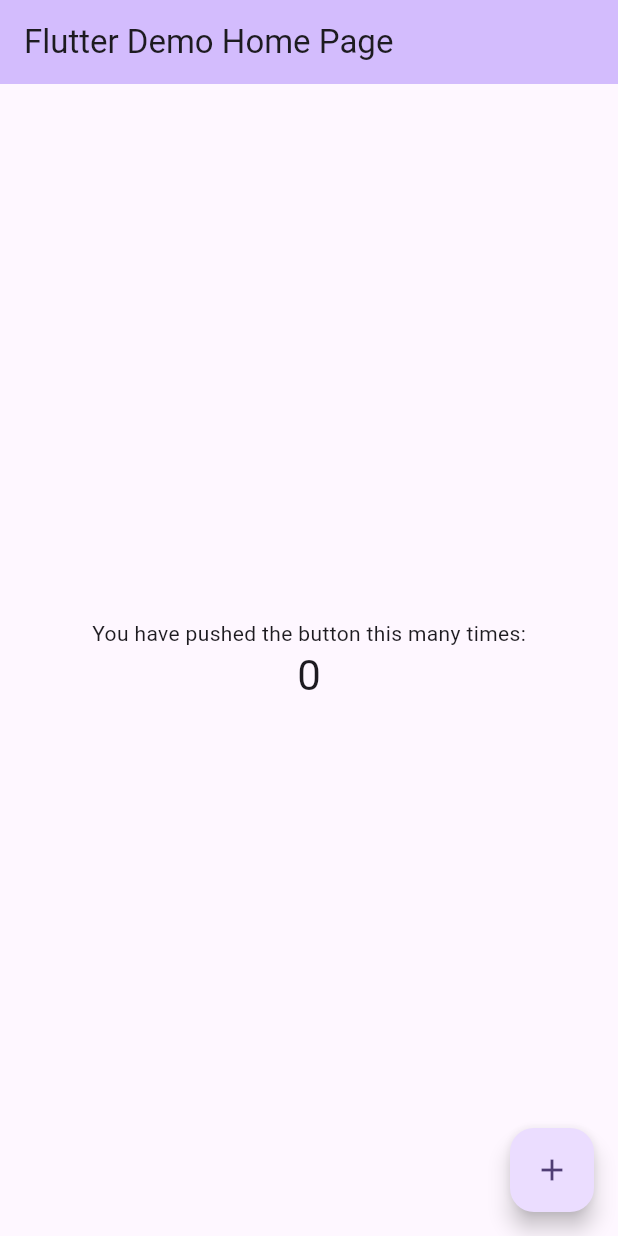
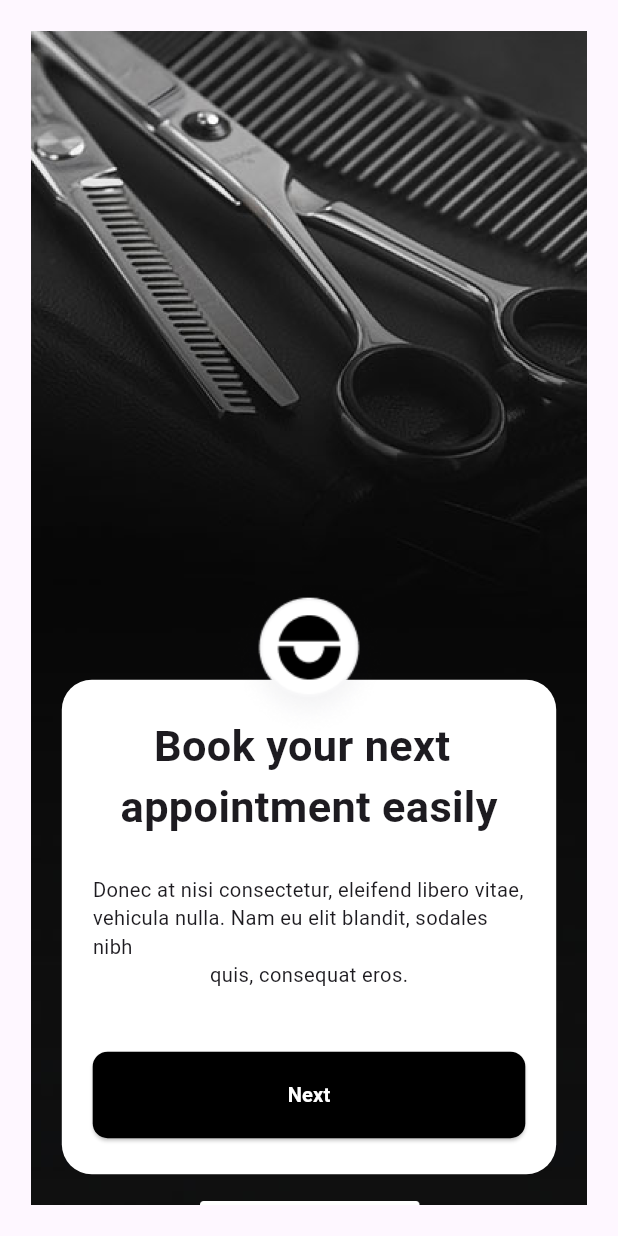
Before and after one commit to princymiracle/task2, a Flutter app: the screen it shows after launch, on a phone screen of 412 x 824 dp. Run offline on Flutter 3.47's test engine with Material 3 defaults, Android fonts, the phone set to English and light mode, and no system bars; our stand-ins replace responsive_sizer.

Commit message:
init commit

```diff
--- a/lib/main.dart
+++ b/lib/main.dart
@@ -1,4 +1,7 @@
 import 'package:flutter/material.dart';
+import 'package:responsive_sizer/responsive_sizer.dart';
+import 'package:task2/screens/first_screen.dart';
+import 'package:task2/screens/second_screen.dart';
 
 void main() {
   runApp(const MyApp());
@@ -7,46 +10,27 @@ void main() {
 class MyApp extends StatelessWidget {
   const MyApp({super.key});
 
-  // This widget is the root of your application.
   @override
   Widget build(BuildContext context) {
-    return MaterialApp(
-      title: 'Flutter Demo',
-      theme: ThemeData(
-        // This is the theme of your application.
-        //
-        // TRY THIS: Try running your application with "flutter run". You'll see
-        // the application has a purple toolbar. Then, without quitting the app,
-        // try changing the seedColor in the colorScheme below to Colors.green
-        // and then invoke "hot reload" (save your changes or press the "hot
-        // reload" button in a Flutter-supported IDE, or press "r" if you used
-        // the command line to start the app).
-        //
-        // Notice that the counter didn't reset back to zero; the application
-        // state is not lost during the reload. To reset the state, use hot
-        // restart instead.
-        //
-        // This works for code too, not just values: Most code changes can be
-        // tested with just a hot reload.
-        colorScheme: ColorScheme.fromSeed(seedColor: Colors.deepPurple),
-        useMaterial3: true,
-      ),
-      home: const MyHomePage(title: 'Flutter Demo Home Page'),
+    return ResponsiveSizer(
+      builder: (context, orientation, screenType) {
+        return MaterialApp(
+          title: 'Responsive Sizer Example',
+          debugShowCheckedModeBanner: false,
+          theme: ThemeData(
+            primarySwatch: Colors.blue,
+          ),
+          home: firstScrren(),
+        );
+      },
+      maxTabletWidth: 900, // Optional
     );
+
   }
 }
 
 class MyHomePage extends StatefulWidget {
   const MyHomePage({super.key, required this.title});
-
-  // This widget is the home page of your application. It is stateful, meaning
-  // that it has a State object (defined below) that contains fields that affect
-  // how it looks.
-
-  // This class is the configuration for the state. It holds the values (in this
-  // case the title) provided by the parent (in this case the App widget) and
-  // used by the build method of the State. Fields in a Widget subclass are
-  // always marked "final".
 
   final String title;
 
@@ -59,50 +43,20 @@ class _MyHomePageState extends State<MyHomePage> {
 
   void _incrementCounter() {
     setState(() {
-      // This call to setState tells the Flutter framework that something has
-      // changed in this State, which causes it to rerun the build method below
-      // so that the display can reflect the updated values. If we changed
-      // _counter without calling setState(), then the build method would not be
-      // called again, and so nothing would appear to happen.
       _counter++;
     });
   }
 
   @override
   Widget build(BuildContext context) {
-    // This method is rerun every time setState is called, for instance as done
-    // by the _incrementCounter method above.
-    //
-    // The Flutter framework has been optimized to make rerunning build methods
-    // fast, so that you can just rebuild anything that needs updating rather
-    // than having to individually change instances of widgets.
     return Scaffold(
       appBar: AppBar(
-        // TRY THIS: Try changing the color here to a specific color (to
-        // Colors.amber, perhaps?) and trigger a hot reload to see the AppBar
-        // change color while the other colors stay the same.
         backgroundColor: Theme.of(context).colorScheme.inversePrimary,
-        // Here we take the value from the MyHomePage object that was created by
-        // the App.build method, and use it to set our appbar title.
         title: Text(widget.title),
       ),
       body: Center(
-        // Center is a layout widget. It takes a single child and positions it
-        // in the middle of the parent.
         child: Column(
-          // Column is also a layout widget. It takes a list of children and
-          // arranges them vertically. By default, it sizes itself to fit its
-          // children horizontally, and tries to be as tall as its parent.
-          //
-          // Column has various properties to control how it sizes itself and
-          // how it positions its children. Here we use mainAxisAlignment to
-          // center the children vertically; the main axis here is the vertical
-          // axis because Columns are vertical (the cross axis would be
-          // horizontal).
-          //
-          // TRY THIS: Invoke "debug painting" (choose the "Toggle Debug Paint"
-          // action in the IDE, or press "p" in the console), to see the
-          // wireframe for each widget.
+
           mainAxisAlignment: MainAxisAlignment.center,
           children: <Widget>[
             const Text(
--- /dev/null
+++ b/lib/screens/first_screen.dart
@@ -0,0 +1,130 @@
+import 'package:flutter/cupertino.dart';
+import 'package:flutter/material.dart';
+import 'package:responsive_sizer/responsive_sizer.dart';
+import 'package:task2/screens/second_screen.dart';
+
+class firstScrren extends StatefulWidget {
+  const firstScrren({super.key});
+
+  @override
+  State<firstScrren> createState() => _firstScrrenState();
+}
+
+class _firstScrrenState extends State<firstScrren> {
+  @override
+  Widget build(BuildContext context) {
+    return Scaffold(
+      body: SafeArea(
+        child: Container(
+          padding: EdgeInsets.all(5.w),
+          child: Stack(
+            alignment: Alignment.bottomCenter,
+            children: [
+              // Image(image: AssetImage('assets/images/background1.png',))
+              Image.asset(
+                'assets/images/background1.png',
+                width: double.infinity,
+                fit: BoxFit.cover,
+              ),
+              Positioned(
+                child: Padding(
+                  padding: EdgeInsets.all(5.w),
+                  child: Stack(
+                    children: [
+                      Align(
+                        alignment: Alignment.bottomCenter,
+                        child: Container(
+                          padding: EdgeInsets.all(5.w),
+                          decoration: BoxDecoration(
+                            borderRadius: BorderRadius.circular(20.0),
+                            color: Colors.white,
+                          ),
+                          margin: EdgeInsets.only(top: 60),
+                          alignment: Alignment.topCenter,
+                          height: 40.h,
+                          width: 82.w,
+                          child: Column(
+                            mainAxisAlignment: MainAxisAlignment.center,
+                            children: [
+                              Center(
+                                child: Text(
+                                  "   Book your next"
+                                  "\n"
+                                  "appointment easily",
+                                  style: TextStyle(
+                                    fontWeight: FontWeight.bold,
+                                    fontSize: 22.sp,
+                                  ),
+                                  maxLines: 2,
+                                ),
+                              ),
+                              SizedBox(
+                                height: 3.h,
+                              ),
+                              Center(
+                                  child: Text(
+                                "Donec at nisi consectetur, eleifend libero vitae,"
+                                "\n"
+                                "vehicula nulla. Nam eu elit blandit, sodales nibh",
+                                style: TextStyle(fontSize: 15.sp),
+                              )),
+                              Center(
+                                  child: Text("quis, consequat eros.",
+                                      style: TextStyle(fontSize: 15.sp))),
+                              SizedBox(
+                                height: 5.h,
+                              ),
+                              ElevatedButton(
+                                onPressed: () {
+                                  Navigator.push(
+                                    context,
+                                    MaterialPageRoute(
+                                        builder: (context) => secondScrren()),
+                                  );
+                                },
+                                child: Text(
+                                  "Next",
+                                  style: TextStyle(
+                                      color: Colors.white,
+                                      fontSize: 15.sp,
+                                      fontWeight: FontWeight.bold),
+                                ),
+                                style: ButtonStyle(
+                                  fixedSize: MaterialStateProperty.all(
+                                      Size(100.w, 7.h)),
+                                  backgroundColor:
+                                      MaterialStateProperty.all(Colors.black),
+                                  shape: MaterialStateProperty.all(
+                                    RoundedRectangleBorder(
+                                      borderRadius: BorderRadius.circular(10),
+                                    ),
+                                  ),
+                                ),
+                              ),
+                            ],
+                          ),
+                        ),
+                      ),
+                      Align(
+                        alignment: Alignment.bottomCenter,
+                        child: Container(
+                            margin: EdgeInsets.only(
+                              bottom: 35.h,
+                            ),
+                            child: Image.asset(
+                              'assets/images/logo.png',
+                              height: 110,
+                              width: 110,
+                            )),
+                      ),
+                    ],
+                  ),
+                ),
+              ),
+            ],
+          ),
+        ),
+      ),
+    );
+  }
+}
--- a/pubspec.yaml
+++ b/pubspec.yaml
@@ -35,6 +35,8 @@ dependencies:
   # The following adds the Cupertino Icons font to your application.
   # Use with the CupertinoIcons class for iOS style icons.
   cupertino_icons: ^1.0.2
+  responsive_sizer: ^3.2.0
+
 
 dev_dependencies:
   flutter_test:
@@ -59,7 +61,8 @@ flutter:
   uses-material-design: true
 
   # To add assets to your application, add an assets section, like this:
-  # assets:
+  assets:
+    - assets/images/
   #   - images/a_dot_burr.jpeg
   #   - images/a_dot_ham.jpeg
 
```
Also changed, not shown: lib/screens/second_screen.dart (added, +129 -0 lines), assets/images/background.png (added), assets/images/background1.png (added), assets/images/logo.png (added), pubspec.lock.
